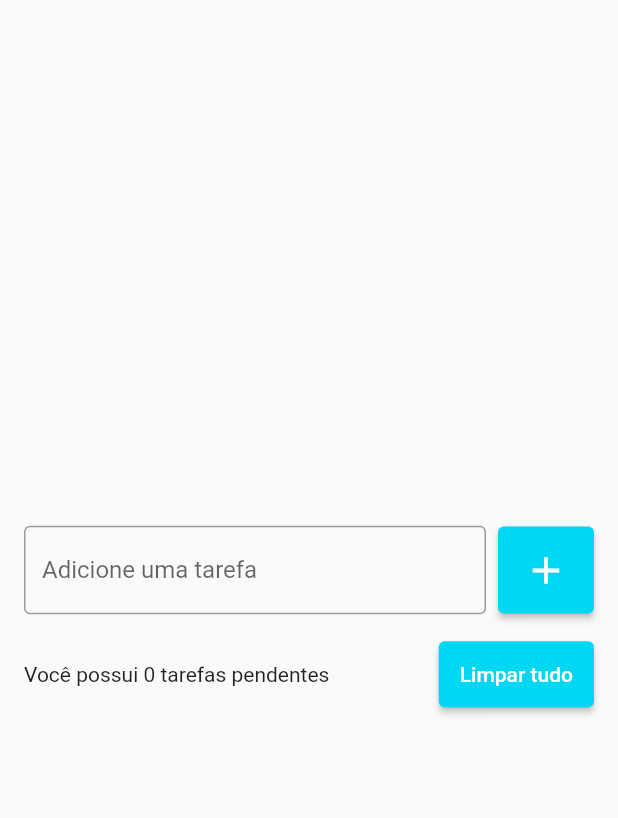
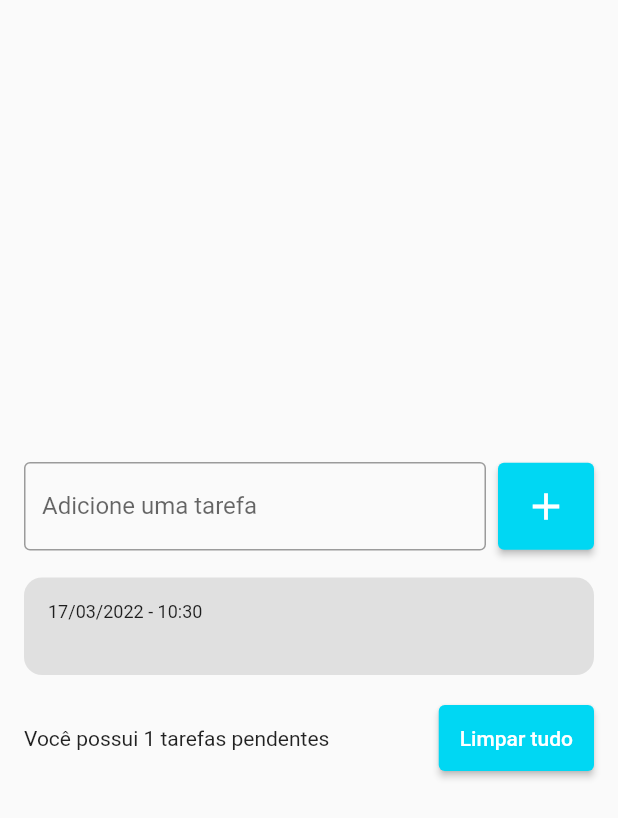
Before and after one commit to dev-sergio/app-todolist, a Flutter app: the screen it shows after launch, after a tap on the "add" icon, on a phone screen of 412 x 824 dp. Shown: the top 818 px of the screen. Run offline on Flutter 3.47's test engine with Material 2 defaults, Android fonts, the phone set to English and light mode, and no system bars; drawn by our look-alikes of flutter_slidable.

Commit message:
Botão slide para remover tarefa

```diff
--- a/lib/main.dart
+++ b/lib/main.dart
@@ -10,7 +10,8 @@ class MyApp extends StatelessWidget {
 
   @override
   Widget build(BuildContext context) {
-    return MaterialApp(
+    return const MaterialApp(
+      debugShowCheckedModeBanner: false,
       home: TodoListPage(),
     );
   }
--- /dev/null
+++ b/lib/models/tarefas.dart
@@ -0,0 +1,7 @@
+class Tarefas{
+
+  Tarefas({required this.title, required this.date});
+
+  String title;
+  DateTime date;
+}
--- a/lib/pages/todo_list_page.dart
+++ b/lib/pages/todo_list_page.dart
@@ -1,22 +1,36 @@
 import 'package:flutter/material.dart';
+import 'package:todo_list/widget/todo_list_item.dart';
 
-class TodoListPage extends StatelessWidget {
+import '../models/tarefas.dart';
+
+class TodoListPage extends StatefulWidget {
   const TodoListPage({Key? key}) : super(key: key);
 
   @override
+  State<TodoListPage> createState() => _TodoListPageState();
+}
+
+class _TodoListPageState extends State<TodoListPage> {
+  final TextEditingController tarefasController = TextEditingController();
+
+  List<Tarefas> tarefas = [];
+
+  @override
   Widget build(BuildContext context) {
-    return Scaffold(
+    return SafeArea(
+      child: Scaffold(
         body: Center(
           child: Padding(
-          padding: const EdgeInsets.symmetric(horizontal: 16),
+            padding: const EdgeInsets.all(16),
             child: Column(
               mainAxisSize: MainAxisSize.min,
               children: [
                 Row(
                   children: [
-                  const Expanded(
+                    Expanded(
                       child: TextField(
-                      decoration: InputDecoration(
+                        controller: tarefasController,
+                        decoration: const InputDecoration(
                             border: OutlineInputBorder(),
                             labelText: 'Adicione uma tarefa',
                             hintText: 'Estudar flutter'),
@@ -24,7 +38,17 @@ class TodoListPage extends StatelessWidget {
                     ),
                     const SizedBox(width: 8),
                     ElevatedButton(
-                    onPressed: () {},
+                      onPressed: () {
+                        String text = tarefasController.text;
+                        setState(() {
+                          Tarefas tarefa = Tarefas(
+                            title: text,
+                            date: DateTime.now(),
+                          );
+                          tarefas.add(tarefa);
+                          tarefasController.clear();
+                        });
+                      },
                       style: ElevatedButton.styleFrom(
                           primary: const Color(0xff00d7f3),
                           padding: const EdgeInsets.all(14)),
@@ -36,11 +60,24 @@ class TodoListPage extends StatelessWidget {
                   ],
                 ),
                 const SizedBox(height: 16),
+                Flexible(
+                  child: ListView(
+                    shrinkWrap: true,
+                    children: [
+                      for(Tarefas tarefa in tarefas)
+                        TodoListItem(
+                          tarefas: tarefa,
+                          onDelete: onDelete
+                        ),
+                    ],
+                  ),
+                ),
+                const SizedBox(height: 16),
                 Row(
                   children: [
-                  const Expanded(
+                    Expanded(
                       child: Text(
-                      'Você possui 0 tarefas pendentes',
+                        'Você possui ${tarefas.length} tarefas pendentes',
                       ),
                     ),
                     const SizedBox(width: 8),
@@ -59,6 +96,13 @@ class TodoListPage extends StatelessWidget {
             ),
           ),
         ),
+      ),
     );
   }
+
+  void onDelete(Tarefas tarefa){
+    setState(() {
+      tarefas.remove(tarefa);
+    });
   }
+}
--- /dev/null
+++ b/lib/widget/todo_list_item.dart
@@ -0,0 +1,57 @@
+import 'package:flutter/material.dart';
+import 'package:flutter_slidable/flutter_slidable.dart';
+import 'package:intl/intl.dart';
+
+import '../models/tarefas.dart';
+
+class TodoListItem extends StatelessWidget {
+  const TodoListItem({Key? key, required this.tarefas, required this.onDelete})
+      : super(key: key);
+
+  final Tarefas tarefas;
+  final Function(Tarefas) onDelete;
+
+  @override
+  Widget build(BuildContext context) {
+    return Padding(
+      padding: const EdgeInsets.symmetric(vertical: 2),
+      child: Slidable(
+        child: Container(
+          decoration: BoxDecoration(
+            borderRadius: BorderRadius.circular(12),
+            color: Colors.grey[300],
+          ),
+          padding: const EdgeInsets.all(16),
+          child: Column(
+            crossAxisAlignment: CrossAxisAlignment.stretch,
+            children: [
+              Text(
+                DateFormat('dd/MM/yyyy - HH:mm').format(tarefas.date),
+                style: const TextStyle(fontSize: 12),
+              ),
+              Text(
+                tarefas.title,
+                style:
+                    const TextStyle(fontSize: 16, fontWeight: FontWeight.w600),
+              ),
+            ],
+          ),
+        ),
+        startActionPane: ActionPane(
+          motion: const StretchMotion(),
+          extentRatio: 0.25,
+          children: [
+            SlidableAction(
+                label: 'Deletar',
+                backgroundColor: Colors.red,
+                icon: Icons.delete,
+                onPressed: (context) {
+                  onDelete(tarefas);
+                },
+              ),
+          ],
+        ),
+      ),
+    );
+  }
+}
--- a/pubspec.yaml
+++ b/pubspec.yaml
@@ -34,6 +34,8 @@ dependencies:
   # The following adds the Cupertino Icons font to your application.
   # Use with the CupertinoIcons class for iOS style icons.
   cupertino_icons: ^1.0.2
+  intl:
+  flutter_slidable: ^1.2.0
 
 dev_dependencies:
   flutter_test:
```
Also changed, not shown: pubspec.lock. Lines whose indentation alone changed are shown as unchanged.
